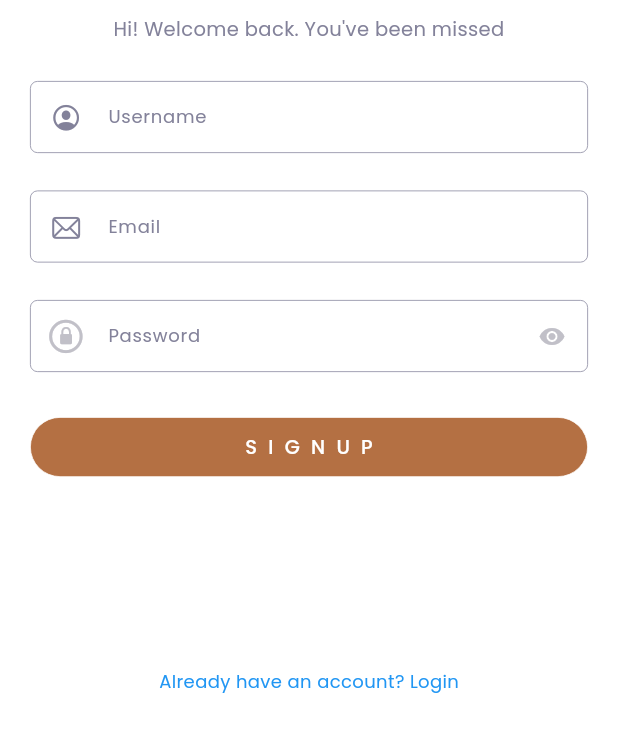
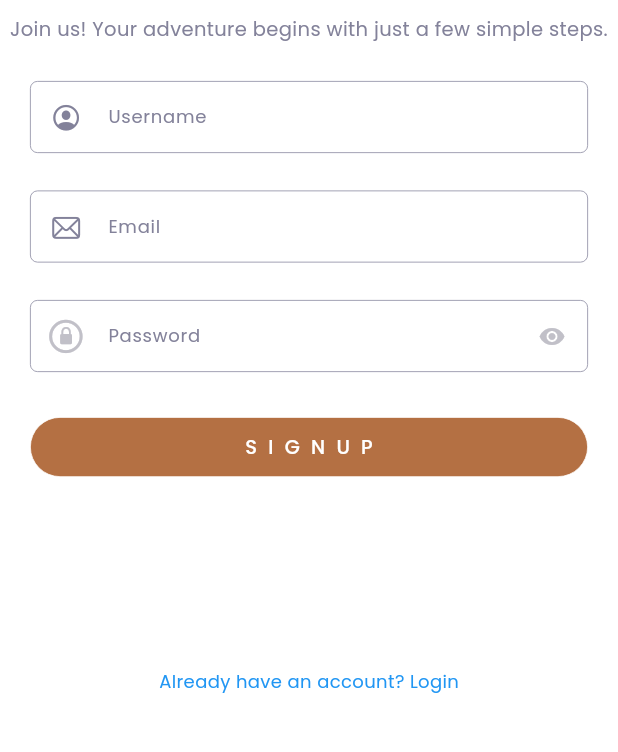
Before and after one commit to m16-omar/emart_store, a Flutter app: the RegistrationScreen screen opened by its route, on a phone screen of 412 x 824 dp, the part 375-1127 px from its top. Run offline on Flutter 3.47's test engine with Material 3 defaults, Android fonts, the phone set to English and light mode, and no system bars; our stand-ins replace cached_network_image, flutter_dotenv, flutter_image_slideshow, flutter_screenutil, flutter_svg, flutter_vector_icons and 5 more; missing offline and left inert: cross_connectivity, fashion_app; accounts and stored records are empty; statements that could not run were skipped.

Commit message:
Add files via upload

```diff
--- a/lib/src/auth/views/registration_screen.dart
+++ b/lib/src/auth/views/registration_screen.dart
@@ -59,7 +59,7 @@ class _RegistrationPageState extends State<RegistrationScreen> {
             height: 10.h,
           ),
           Text(
-            "Hi! Welcome back. You've been missed",
+            "Join us! Your adventure begins with just a few simple steps.",
             textAlign: TextAlign.center,
             style: appStyle(13, Kolors.kGray, FontWeight.normal),
           ),
```
